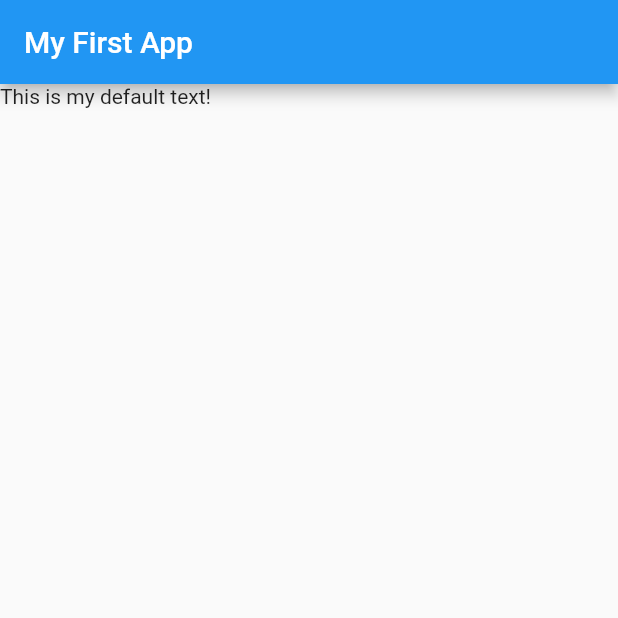
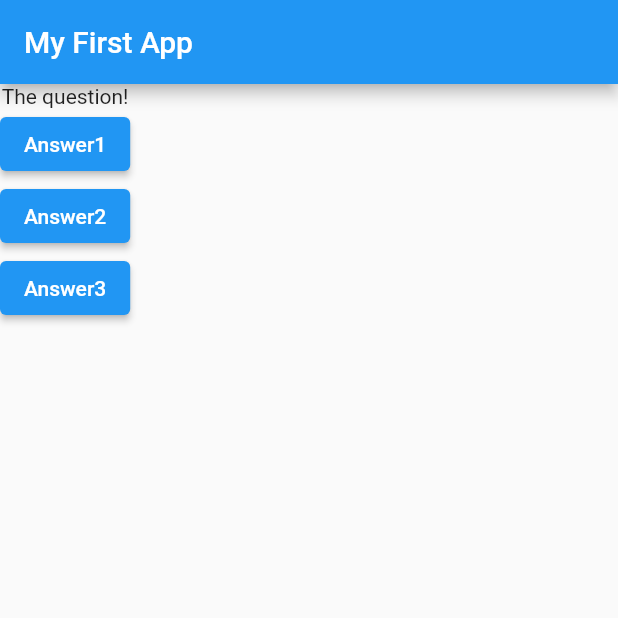
Before and after one commit to babyazalea/flutter_complete_guide, a Flutter app: the screen it shows after launch, on a phone screen of 412 x 824 dp, the top half of it. Run offline on Flutter 3.47's test engine with Material 2 defaults, Android fonts, the phone set to English and light mode, and no system bars.

Commit message:
added ElevatedButton & connecting function

```diff
--- a/lib/main.dart
+++ b/lib/main.dart
@@ -5,12 +5,34 @@ void main() => runApp(MyApp());
 class MyApp extends StatelessWidget {
   @override
   Widget build(BuildContext context) {
+    void answerQuestion() {
+      print('Answer chosen!');
+    }
+
+    var questions = [
+      "What\'s is your favorite color?",
+      'What\'s your favorite animal?'
+    ];
     return MaterialApp(
       home: Scaffold(
         appBar: AppBar(
           title: Text('My First App'),
         ),
-        body: Text('This is my default text!'),
+        body: Column(children: [
+          Text('The question!'),
+          ElevatedButton(
+            child: Text('Answer1'),
+            onPressed: answerQuestion,
+          ),
+          ElevatedButton(
+            child: Text('Answer2'),
+            onPressed: answerQuestion,
+          ),
+          ElevatedButton(
+            child: Text('Answer3'),
+            onPressed: answerQuestion,
+          ),
+        ]),
       ),
     );
   }
```
